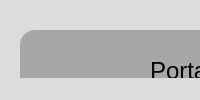
First picture: the form in tela_adm.ui, repository KobaDev/GestaoDePonto, before the edit.
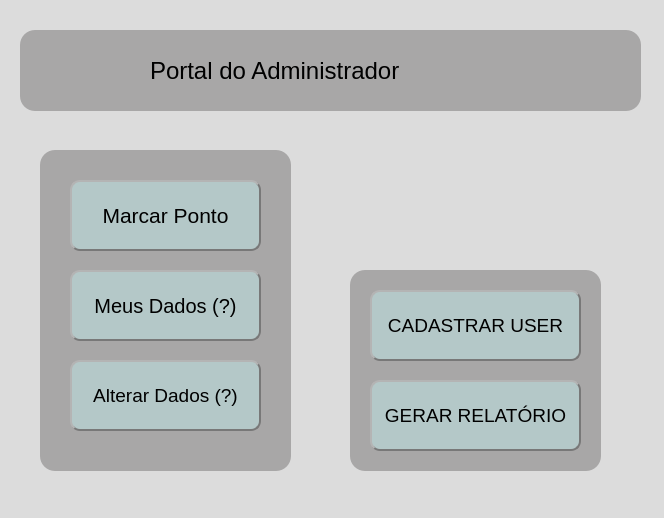
Second picture: the form after the edit. Icons and pictures are not drawn.

What changed in the file:
```diff
--- a/tela_adm.ui
+++ b/tela_adm.ui
@@ -7,7 +7,7 @@
     <x>0</x>
     <y>0</y>
     <width>664</width>
-    <height>0</height>
+    <height>518</height>
    </rect>
   </property>
   <property name="windowTitle">
```
